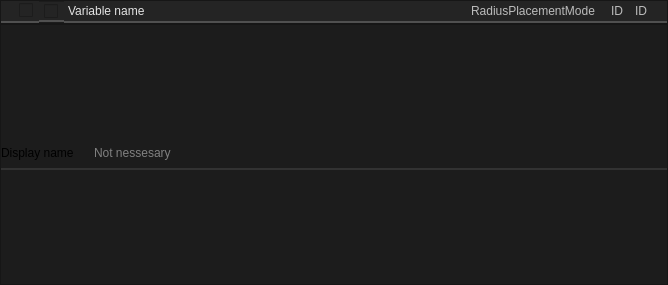
The window that src/smartprop_editor/variable_frame.ui (dertwist/Hammer5Tools) describes before a commit, drawn with Qt 5.
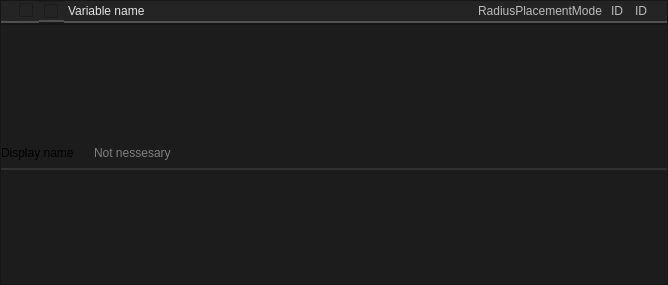
The same window after the commit. Icons and pictures are not drawn.

```diff
--- a/src/smartprop_editor/variable_frame.ui
+++ b/src/smartprop_editor/variable_frame.ui
@@ -238,7 +238,7 @@
        <widget class="QLineEdit" name="variable_class">
         <property name="maximumSize">
          <size>
-          <width>140</width>
+          <width>130</width>
           <height>16777215</height>
          </size>
         </property>
```
